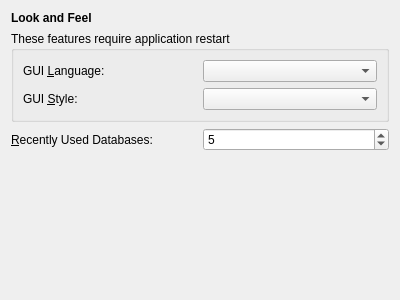
Above: Sqliteman/sqliteman/prefslnfwidget.ui from iamkjg/sqliteman before the change. Below: the same form after it.
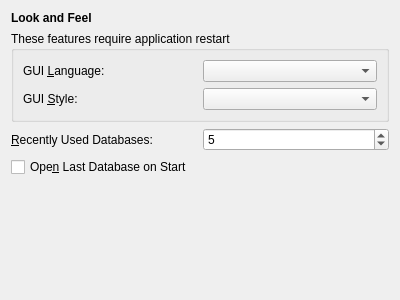
That is the form after the change.

Commit message: #52: open automatically last opened database

The edit to the form file:
```diff
--- a/Sqliteman/sqliteman/prefslnfwidget.ui
+++ b/Sqliteman/sqliteman/prefslnfwidget.ui
@@ -113,7 +113,7 @@
      </item>
     </layout>
    </item>
-   <item row="3" column="0" >
+   <item row="4" column="0" >
     <spacer>
      <property name="orientation" >
       <enum>Qt::Vertical</enum>
@@ -139,6 +139,16 @@
      </property>
     </widget>
    </item>
+   <item row="3" column="0" >
+    <widget class="QCheckBox" name="openLastDBCheckBox" >
+     <property name="toolTip" >
+      <string>Remember the last used database for next application start</string>
+     </property>
+     <property name="text" >
+      <string>Ope&amp;n Last Database on Start</string>
+     </property>
+    </widget>
+   </item>
   </layout>
  </widget>
  <resources/>
```
The commit also changes 5 other files.
